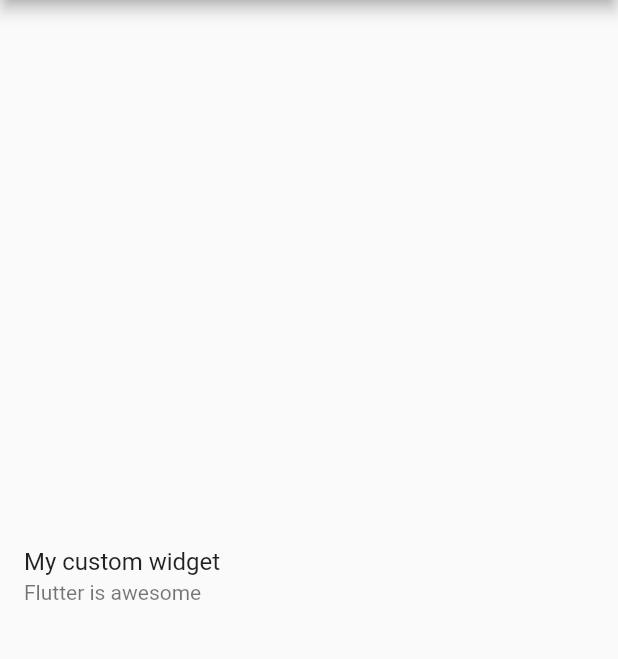
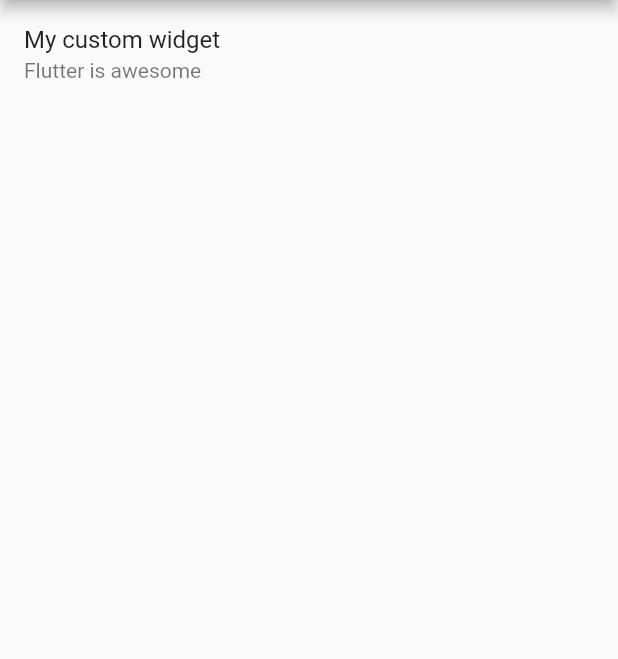
Before and after one commit to wiktoriasobczyk/htd_academy_flutter_introduction, a Flutter app: the screen it shows after launch, on a phone screen of 412 x 824 dp, the part 84-743 px from its top. Run offline on Flutter 3.47's test engine with Material 2 defaults, Android fonts, the light colour scheme and no system bars.

Commit message:
initialized listview

```diff
--- a/lib/screens/my_home_page/my_home_page.dart
+++ b/lib/screens/my_home_page/my_home_page.dart
@@ -17,11 +17,13 @@
       appBar: AppBar(
         title: Text(widget.title),
       ),
-      body: const Center(
-        child: MyFistWidget(
-          title: 'My custom widget',
-          subtitle: 'Flutter is awesome',
-        ),
+      body: ListView(
+        children: const [
+          MyFistWidget(
+            title: 'My custom widget',
+            subtitle: 'Flutter is awesome',
+          ),
+        ],
       ),
     );
   }
```
